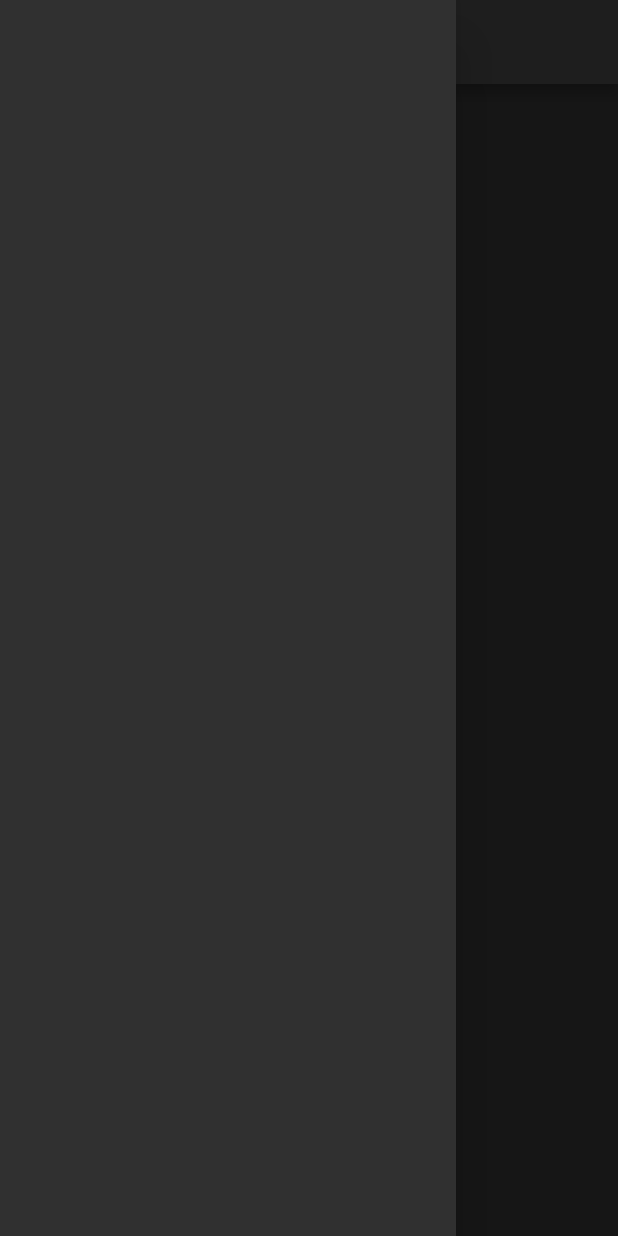
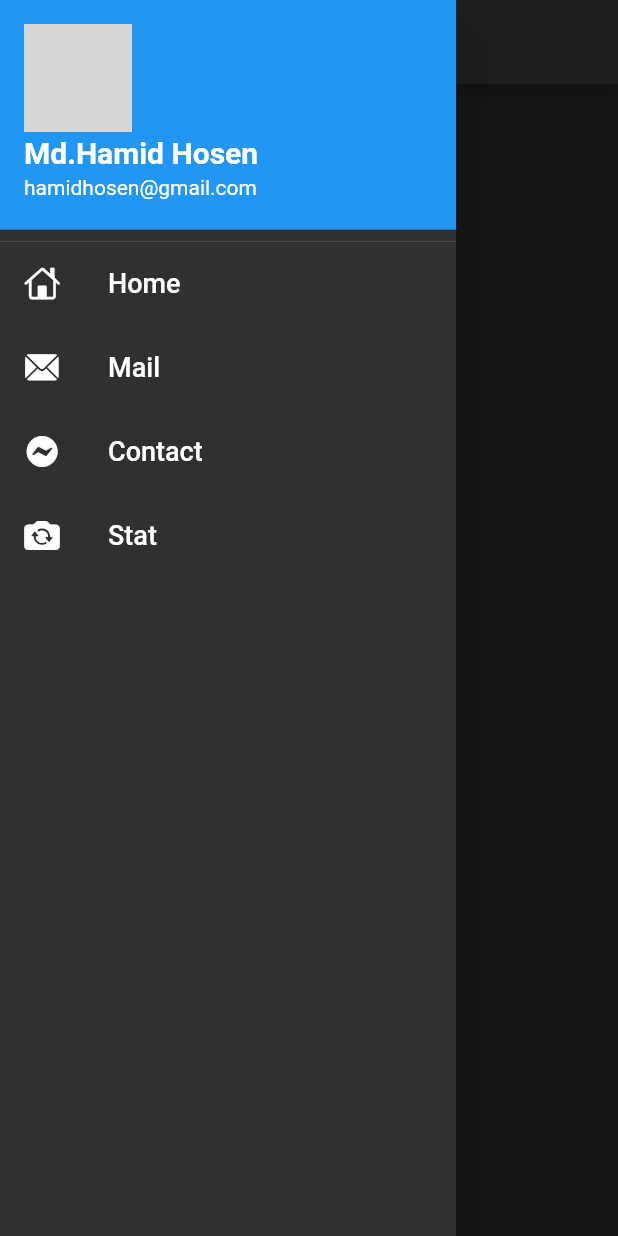
Before and after one commit to hamidhosen42/F-Flutter-UI-Design, a Flutter app: the screen it shows after launch, with the side drawer open, on a phone screen of 412 x 824 dp. Run offline on Flutter 3.47's test engine with Material 2 defaults, Android fonts, the phone set to English and light mode, and no system bars; Roboto replaces fonts that are missing (Cursive); grey boxes are pictures that could not be loaded.

Commit message:
drawe-create

```diff
--- /dev/null
+++ b/lib/Custom Navigation Drawer/Custom Navigation Drawer.dart
@@ -0,0 +1,79 @@
+// ignore_for_file: prefer_const_constructors, avoid_unnecessary_containers, prefer_const_literals_to_create_immutables
+
+import 'package:flutter/cupertino.dart';
+import 'package:flutter/material.dart';
+
+class CusNavDrawer extends StatelessWidget {
+  const CusNavDrawer({Key? key}) : super(key: key);
+
+  @override
+  Widget build(BuildContext context) {
+    return Scaffold(
+      appBar: AppBar(
+        title: Text("Drawer App"),
+      ),
+      body: Center(
+        child: Container(
+          child: Text(
+            "Welcome",
+            style: TextStyle(
+                fontSize: 40,
+                fontWeight: FontWeight.bold,
+                fontStyle: FontStyle.italic,
+                letterSpacing: 3),
+          ),
+        ),
+      ),
+      drawer: Drawer(
+        child: ListView(
+          children: [
+            DrawerHeader(
+              margin: EdgeInsets.zero,
+              padding: EdgeInsets.zero,
+              child: UserAccountsDrawerHeader(
+                accountName: Text("Md.Hamid Hosen",
+                    style: TextStyle(
+                      fontSize: 20,
+                      fontFamily: "Cursive",
+                      fontWeight: FontWeight.bold,
+                    )),
+                accountEmail: Text("hamidhosen@gmail.com"),
+                currentAccountPicture: CircleAvatar(
+                  backgroundImage: AssetImage("assets/image/img-1.jpg"),
+                ),
+              ),
+            ),
+            ListTile(
+              leading: Icon(CupertinoIcons.home),
+              title: Text(
+                "Home",
+                style: TextStyle(fontSize: 18),
+              ),
+            ),
+            ListTile(
+              leading: Icon(CupertinoIcons.mail_solid),
+              title: Text(
+                "Mail",
+                style: TextStyle(fontSize: 18),
+              ),
+            ),
+            ListTile(
+              leading: Icon(CupertinoIcons.bolt_horizontal_circle_fill),
+              title: Text(
+                "Contact",
+                style: TextStyle(fontSize: 18),
+              ),
+            ),
+            ListTile(
+              leading: Icon(CupertinoIcons.switch_camera_solid),
+              title: Text(
+                "Stat",
+                style: TextStyle(fontSize: 18),
+              ),
+            ),
+          ],
+        ),
+      ),
+    );
+  }
+}
--- a/lib/main.dart
+++ b/lib/main.dart
@@ -1,8 +1,9 @@
 // ignore_for_file: prefer_const_constructors
 import 'package:flutter/material.dart';
+
 import 'package:flutter_ui_design/Modern%20Login%20UI/Modern%20Login%20UI.dart';
-
 import 'Create Login UI/Create Login UI.dart';
+import 'Custom Navigation Drawer/Custom Navigation Drawer.dart';
 import 'Dark Mode/Dark Mode.dart';
 
 void main(List<String> args) {
@@ -26,7 +27,8 @@
       debugShowCheckedModeBanner: false,
       // home: LoginUI()
       // home: CLoginUI(),
-      home: DarkMode(),
+      // home: DarkMode(),
+      home: CusNavDrawer(),
     );
   }
 }
```
